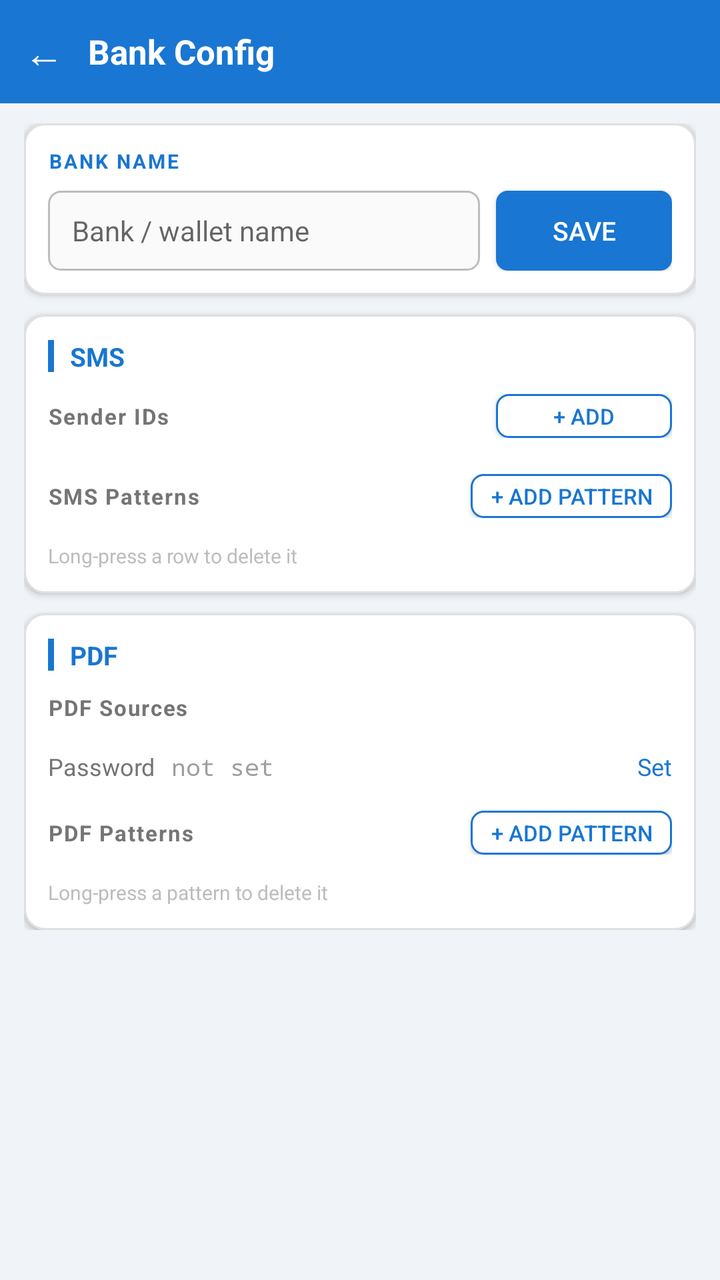
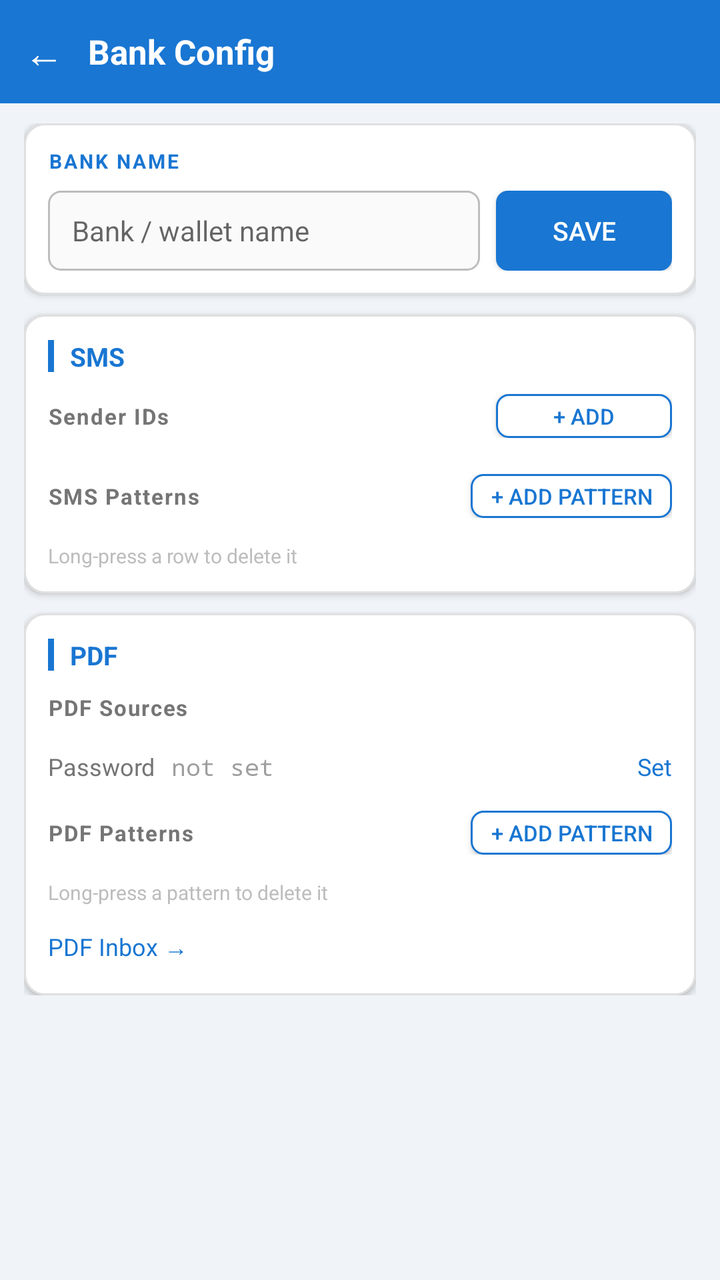

Two renders of the same Android screen: before a commit and after it. Below are the layout's source before the change and the commit's diff.
<!-- AndroidManifest.xml: activity theme android:Theme.Material.Light.NoActionBar -->
<!-- res/layout/activity_bank_config.xml -->
<?xml version="1.0" encoding="utf-8"?>
<LinearLayout xmlns:android="http://schemas.android.com/apk/res/android"
    android:layout_width="match_parent"
    android:layout_height="match_parent"
    android:orientation="vertical"
    android:background="#F0F4F8">

    
    <LinearLayout
        android:layout_width="match_parent"
        android:layout_height="wrap_content"
        android:orientation="horizontal"
        android:background="#1976D2"
        android:gravity="center_vertical"
        android:paddingLeft="8dp"
        android:paddingRight="8dp"
        android:paddingTop="12dp"
        android:paddingBottom="12dp">

        <TextView
            android:id="@+id/btnBack"
            android:layout_width="wrap_content"
            android:layout_height="wrap_content"
            android:text="←"
            android:textColor="#FFFFFF"
            android:textSize="20sp"
            android:paddingLeft="4dp"
            android:paddingRight="12dp" />

        <TextView
            android:id="@+id/tvBankConfigTitle"
            android:layout_width="0dp"
            android:layout_height="wrap_content"
            android:layout_weight="1"
            android:text="@string/title_bank_config"
            android:textColor="#FFFFFF"
            android:textSize="17sp"
            android:textStyle="bold" />

        <TextView
            android:id="@+id/btnDeleteBank"
            android:layout_width="wrap_content"
            android:layout_height="wrap_content"
            android:text="@string/btn_delete_bank"
            android:textColor="#FFCDD2"
            android:textSize="13sp"
            android:paddingLeft="8dp"
            android:paddingRight="4dp"
            android:visibility="gone" />

    </LinearLayout>

    <ScrollView
        android:layout_width="match_parent"
        android:layout_height="match_parent">

        <LinearLayout
            android:layout_width="match_parent"
            android:layout_height="wrap_content"
            android:orientation="vertical"
            android:paddingLeft="12dp"
            android:paddingRight="12dp"
            android:paddingTop="10dp"
            android:paddingBottom="32dp">

            
            <LinearLayout
                android:layout_width="match_parent"
                android:layout_height="wrap_content"
                android:orientation="vertical"
                android:background="@drawable/bg_card"
                android:elevation="2dp"
                android:padding="12dp"
                android:layout_marginBottom="10dp">

                <TextView
                    android:layout_width="match_parent"
                    android:layout_height="wrap_content"
                    android:text="BANK NAME"
                    android:textColor="#1976D2"
                    android:textSize="10sp"
                    android:textStyle="bold"
                    android:letterSpacing="0.10"
                    android:layout_marginBottom="8dp" />

                <LinearLayout
                    android:layout_width="match_parent"
                    android:layout_height="wrap_content"
                    android:orientation="horizontal"
                    android:gravity="center_vertical">

                    <EditText
                        android:id="@+id/etBankName"
                        android:layout_width="0dp"
                        android:layout_height="40dp"
                        android:layout_weight="1"
                        android:hint="@string/hint_bank_name"
                        android:textSize="14sp"
                        android:textColor="#212121"
                        android:background="@drawable/bg_edittext_outlined"
                        android:paddingLeft="12dp"
                        android:paddingRight="12dp"
                        android:inputType="textCapWords" />

                    <Button
                        android:id="@+id/btnSaveIdentity"
                        android:layout_width="wrap_content"
                        android:layout_height="40dp"
                        android:text="@string/action_save"
                        android:textColor="#FFFFFF"
                        android:textSize="13sp"
                        android:background="@drawable/bg_button_primary"
                        android:paddingLeft="16dp"
                        android:paddingRight="16dp"
                        android:layout_marginLeft="8dp" />

                </LinearLayout>

            </LinearLayout>

            
            <LinearLayout
                android:layout_width="match_parent"
                android:layout_height="wrap_content"
                android:orientation="vertical"
                android:background="@drawable/bg_card"
                android:elevation="2dp"
                android:padding="12dp"
                android:layout_marginBottom="10dp">

                
                <LinearLayout
                    android:layout_width="match_parent"
                    android:layout_height="wrap_content"
                    android:orientation="horizontal"
                    android:gravity="center_vertical"
                    android:layout_marginBottom="10dp">

                    <View
                        android:layout_width="3dp"
                        android:layout_height="16dp"
                        android:background="#1976D2"
                        android:layout_marginRight="8dp" />

                    <TextView
                        android:layout_width="match_parent"
                        android:layout_height="wrap_content"
                        android:text="@string/label_sms_section"
                        android:textColor="#1976D2"
                        android:textSize="13sp"
                        android:textStyle="bold" />

                </LinearLayout>

                
                <LinearLayout
                    android:layout_width="match_parent"
                    android:layout_height="wrap_content"
                    android:orientation="horizontal"
                    android:gravity="center_vertical"
                    android:layout_marginBottom="6dp">

                    <TextView
                        android:layout_width="0dp"
                        android:layout_height="wrap_content"
                        android:layout_weight="1"
                        android:text="@string/label_sender_ids"
                        android:textColor="#757575"
                        android:textSize="11sp"
                        android:textStyle="bold"
                        android:letterSpacing="0.06" />

                    <Button
                        android:id="@+id/btnAddSenderId"
                        android:layout_width="wrap_content"
                        android:layout_height="22dp"
                        android:text="@string/btn_add_sender_id"
                        android:textColor="#1976D2"
                        android:textSize="11sp"
                        android:background="@drawable/bg_button_secondary"
                        android:paddingLeft="10dp"
                        android:paddingRight="10dp" />

                </LinearLayout>

                <TextView
                    android:id="@+id/tvNoSenderIds"
                    android:layout_width="match_parent"
                    android:layout_height="wrap_content"
                    android:text="@string/no_sender_ids"
                    android:textColor="#9E9E9E"
                    android:textSize="11sp"
                    android:paddingBottom="4dp"
                    android:visibility="gone" />

                <LinearLayout
                    android:id="@+id/containerSenderIds"
                    android:layout_width="match_parent"
                    android:layout_height="wrap_content"
                    android:orientation="vertical"
                    android:layout_marginBottom="6dp" />

                
                <LinearLayout
                    android:layout_width="match_parent"
                    android:layout_height="wrap_content"
                    android:orientation="horizontal"
                    android:gravity="center_vertical"
                    android:layout_marginTop="6dp"
                    android:layout_marginBottom="6dp">

                    <TextView
                        android:layout_width="0dp"
                        android:layout_height="wrap_content"
                        android:layout_weight="1"
                        android:text="@string/label_sms_patterns_section"
                        android:textColor="#757575"
                        android:textSize="11sp"
                        android:textStyle="bold"
                        android:letterSpacing="0.06" />

                    <Button
                        android:id="@+id/btnAddSmsPattern"
                        android:layout_width="wrap_content"
                        android:layout_height="22dp"
                        android:text="@string/btn_add_pattern"
                        android:textColor="#1976D2"
                        android:textSize="11sp"
                        android:background="@drawable/bg_button_secondary"
                        android:paddingLeft="10dp"
                        android:paddingRight="10dp" />

                </LinearLayout>

                <TextView
                    android:id="@+id/tvNoSmsPatterns"
                    android:layout_width="match_parent"
                    android:layout_height="wrap_content"
                    android:text="@string/no_sms_patterns"
                    android:textColor="#9E9E9E"
                    android:textSize="11sp"
                    android:paddingBottom="4dp"
                    android:visibility="gone" />

                <LinearLayout
                    android:id="@+id/containerSmsPatterns"
                    android:layout_width="match_parent"
                    android:layout_height="wrap_content"
                    android:orientation="vertical" />

                <TextView
                    android:layout_width="match_parent"
                    android:layout_height="wrap_content"
                    android:layout_marginTop="6dp"
                    android:text="Long-press a row to delete it"
                    android:textColor="#BDBDBD"
                    android:textSize="10sp" />

            </LinearLayout>

            
            <LinearLayout
                android:layout_width="match_parent"
                android:layout_height="wrap_content"
                android:orientation="vertical"
                android:background="@drawable/bg_card"
                android:elevation="2dp"
                android:padding="12dp">

                
                <LinearLayout
                    android:layout_width="match_parent"
                    android:layout_height="wrap_content"
                    android:orientation="horizontal"
                    android:gravity="center_vertical"
                    android:layout_marginBottom="10dp">

                    <View
                        android:layout_width="3dp"
                        android:layout_height="16dp"
                        android:background="#1976D2"
                        android:layout_marginRight="8dp" />

                    <TextView
                        android:layout_width="match_parent"
                        android:layout_height="wrap_content"
                        android:text="@string/label_pdf_section"
                        android:textColor="#1976D2"
                        android:textSize="13sp"
                        android:textStyle="bold" />

                </LinearLayout>

                
                <LinearLayout
                    android:layout_width="match_parent"
                    android:layout_height="wrap_content"
                    android:orientation="horizontal"
                    android:gravity="center_vertical"
                    android:layout_marginBottom="6dp">

                    <TextView
                        android:layout_width="0dp"
                        android:layout_height="wrap_content"
                        android:layout_weight="1"
                        android:text="@string/label_pdf_sources"
                        android:textColor="#757575"
                        android:textSize="11sp"
                        android:textStyle="bold"
                        android:letterSpacing="0.06" />

                    <Button
                        android:id="@+id/btnAddMorePaths"
                        android:layout_width="wrap_content"
                        android:layout_height="22dp"
                        android:text="@string/btn_add_source"
                        android:textColor="#1976D2"
                        android:textSize="11sp"
                        android:background="@drawable/bg_button_secondary"
                        android:paddingLeft="10dp"
                        android:paddingRight="10dp"
                        android:visibility="gone" />

                </LinearLayout>

                <LinearLayout
                    android:id="@+id/containerPdfSources"
                    android:layout_width="match_parent"
                    android:layout_height="wrap_content"
                    android:orientation="vertical"
                    android:layout_marginBottom="6dp" />

                
                <LinearLayout
                    android:layout_width="match_parent"
                    android:layout_height="wrap_content"
                    android:orientation="horizontal"
                    android:gravity="center_vertical"
                    android:layout_marginTop="2dp"
                    android:layout_marginBottom="10dp">

                    <TextView
                        android:layout_width="wrap_content"
                        android:layout_height="wrap_content"
                        android:text="@string/label_pdf_password"
                        android:textColor="#757575"
                        android:textSize="12sp"
                        android:layout_marginRight="8dp" />

                    <TextView
                        android:id="@+id/tvPdfPassword"
                        android:layout_width="0dp"
                        android:layout_height="wrap_content"
                        android:layout_weight="1"
                        android:text="@string/pdf_password_not_set"
                        android:textColor="#9E9E9E"
                        android:textSize="12sp"
                        android:fontFamily="monospace" />

                    <TextView
                        android:id="@+id/btnSetPassword"
                        android:layout_width="wrap_content"
                        android:layout_height="wrap_content"
                        android:text="@string/btn_set_password"
                        android:textColor="#1976D2"
                        android:textSize="12sp"
                        android:paddingLeft="4dp" />

                </LinearLayout>

                
                <LinearLayout
                    android:layout_width="match_parent"
                    android:layout_height="wrap_content"
                    android:orientation="horizontal"
                    android:gravity="center_vertical"
                    android:layout_marginTop="4dp"
                    android:layout_marginBottom="6dp">

                    <TextView
                        android:layout_width="0dp"
                        android:layout_height="wrap_content"
                        android:layout_weight="1"
                        android:text="@string/label_pdf_patterns_section"
                        android:textColor="#757575"
                        android:textSize="11sp"
                        android:textStyle="bold"
                        android:letterSpacing="0.06" />

                    <Button
                        android:id="@+id/btnAddPdfPattern"
                        android:layout_width="wrap_content"
                        android:layout_height="22dp"
                        android:text="@string/btn_add_pattern"
                        android:textColor="#1976D2"
                        android:textSize="11sp"
                        android:background="@drawable/bg_button_secondary"
                        android:paddingLeft="10dp"
                        android:paddingRight="10dp" />

                </LinearLayout>

                <TextView
                    android:id="@+id/tvNoPdfPatterns"
                    android:layout_width="match_parent"
                    android:layout_height="wrap_content"
                    android:text="@string/no_pdf_patterns_bank"
                    android:textColor="#9E9E9E"
                    android:textSize="11sp"
                    android:paddingBottom="4dp"
                    android:visibility="gone" />

                <LinearLayout
                    android:id="@+id/containerPdfPatterns"
                    android:layout_width="match_parent"
                    android:layout_height="wrap_content"
                    android:orientation="vertical" />

                <TextView
                    android:layout_width="match_parent"
                    android:layout_height="wrap_content"
                    android:layout_marginTop="6dp"
                    android:text="Long-press a pattern to delete it"
                    android:textColor="#BDBDBD"
                    android:textSize="10sp" />

            </LinearLayout>

        </LinearLayout>
    </ScrollView>

</LinearLayout>
<!-- resources referenced by this layout -->
<resources>
  <!-- drawable bg_button_primary (drawable) -->
  <?xml version="1.0" encoding="utf-8"?>
  <ripple xmlns:android="http://schemas.android.com/apk/res/android"
      android:color="#1565C0">
      <item>
          <shape android:shape="rectangle">
              <solid android:color="#1976D2" />
              <corners android:radius="6dp" />
          </shape>
      </item>
  </ripple>
  <!-- drawable bg_button_secondary (drawable) -->
  <?xml version="1.0" encoding="utf-8"?>
  <ripple xmlns:android="http://schemas.android.com/apk/res/android"
      android:color="#BBDEFB">
      <item>
          <shape android:shape="rectangle">
              <solid android:color="#FFFFFF" />
              <corners android:radius="6dp" />
              <stroke android:width="1dp" android:color="#1976D2" />
          </shape>
      </item>
  </ripple>
  <!-- drawable bg_card (drawable) -->
  <?xml version="1.0" encoding="utf-8"?>
  <shape xmlns:android="http://schemas.android.com/apk/res/android"
      android:shape="rectangle">
      <solid android:color="#FFFFFF" />
      <corners android:radius="10dp" />
      <stroke android:width="1dp" android:color="#E0E0E0" />
  </shape>
  <!-- drawable bg_edittext_outlined (drawable) -->
  <?xml version="1.0" encoding="utf-8"?>
  <selector xmlns:android="http://schemas.android.com/apk/res/android">
      <item android:state_focused="true">
          <shape android:shape="rectangle">
              <solid android:color="#FFFFFF" />
              <corners android:radius="6dp" />
              <stroke android:width="2dp" android:color="#1976D2" />
          </shape>
      </item>
      <item>
          <shape android:shape="rectangle">
              <solid android:color="#FAFAFA" />
              <corners android:radius="6dp" />
              <stroke android:width="1dp" android:color="#BDBDBD" />
          </shape>
      </item>
  </selector>
  <string name="action_save">Save</string>
  <string name="btn_add_pattern">+ Add Pattern</string>
  <string name="btn_add_sender_id">+ Add</string>
  <string name="btn_add_source">+ Add</string>
  <string name="btn_delete_bank">Delete</string>
  <string name="btn_set_password">Set</string>
  <string name="hint_bank_name">Bank / wallet name</string>
  <string name="label_pdf_password">Password</string>
  <string name="label_pdf_patterns_section">PDF Patterns</string>
  <string name="label_pdf_section">PDF</string>
  <string name="label_pdf_sources">PDF Sources</string>
  <string name="label_sender_ids">Sender IDs</string>
  <string name="label_sms_patterns_section">SMS Patterns</string>
  <string name="label_sms_section">SMS</string>
  <string name="no_pdf_patterns_bank">No PDF patterns yet.</string>
  <string name="no_sender_ids">No sender IDs yet. Tap + Add.</string>
  <string name="no_sms_patterns">No SMS patterns yet.</string>
  <string name="pdf_password_not_set">not set</string>
  <string name="title_bank_config">Bank Config</string>
</resources>

<!-- the commit's change to res/layout/activity_bank_config.xml (unified diff, before → after) -->
@@ -424,6 +424,19 @@
                     android:textColor="#BDBDBD"
                     android:textSize="10sp" />
 
+                <TextView
+                    android:id="@+id/linkPdfInbox"
+                    android:layout_width="wrap_content"
+                    android:layout_height="wrap_content"
+                    android:layout_marginTop="8dp"
+                    android:text="PDF Inbox →"
+                    android:textColor="#1976D2"
+                    android:textSize="12sp"
+                    android:background="?android:attr/selectableItemBackground"
+                    android:paddingTop="4dp"
+                    android:paddingBottom="4dp"
+                    android:paddingRight="8dp" />
+
             </LinearLayout>
 
         </LinearLayout>
